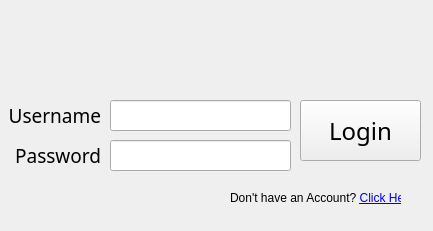
shiragaP/uAuction, file unicorn/ui/login.ui: the form before one commit.
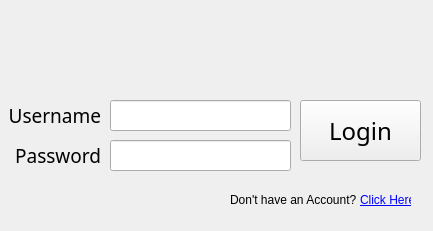
The form after the commit.

The edit to the form file:
```diff
--- a/unicorn/ui/login.ui
+++ b/unicorn/ui/login.ui
@@ -84,15 +84,15 @@
     <rect>
      <x>230</x>
      <y>190</y>
-     <width>171</width>
-     <height>16</height>
+     <width>131</width>
+     <height>21</height>
     </rect>
    </property>
    <property name="whatsThis">
     <string>&lt;html&gt;&lt;head/&gt;&lt;body&gt;&lt;pre style=&quot;-qt-paragraph-type:empty; margin-top:12px; margin-bottom:12px; margin-left:0px; margin-right:0px; -qt-block-indent:0; text-indent:0px; font-family:'Courier New,courier';&quot;&gt;&lt;br/&gt;&lt;/pre&gt;&lt;/body&gt;&lt;/html&gt;</string>
    </property>
    <property name="text">
-    <string>Don't have an Account? &lt;a href=&quot;http://www.google.com/&quot;&gt; Click Here!&lt;/a&gt;</string>
+    <string>&lt;html&gt;&lt;head/&gt;&lt;body&gt;&lt;p&gt;Don't have an Account?&lt;/p&gt;&lt;/body&gt;&lt;/html&gt;</string>
    </property>
   </widget>
   <widget class="QLabel" name="label_02_password">
@@ -159,6 +159,22 @@
     <string/>
    </property>
   </widget>
+  <widget class="QLabel" name="label_03_register_2">
+   <property name="geometry">
+    <rect>
+     <x>360</x>
+     <y>190</y>
+     <width>51</width>
+     <height>20</height>
+    </rect>
+   </property>
+   <property name="whatsThis">
+    <string>&lt;html&gt;&lt;head/&gt;&lt;body&gt;&lt;pre style=&quot;-qt-paragraph-type:empty; margin-top:12px; margin-bottom:12px; margin-left:0px; margin-right:0px; -qt-block-indent:0; text-indent:0px; font-family:'Courier New,courier';&quot;&gt;&lt;br/&gt;&lt;/pre&gt;&lt;/body&gt;&lt;/html&gt;</string>
+   </property>
+   <property name="text">
+    <string>&lt;html&gt;&lt;head/&gt;&lt;body&gt;&lt;p&gt;&lt;a href=&quot;&quot;&gt;&lt;span style=&quot; text-decoration: underline; color:#0000ff;&quot;&gt;Click Here!&lt;/span&gt;&lt;/a&gt;&lt;/p&gt;&lt;/body&gt;&lt;/html&gt;</string>
+   </property>
+  </widget>
  </widget>
  <resources/>
  <connections/>
```
Left out of the diff: 2 changed lines with no effect on the pictures.
